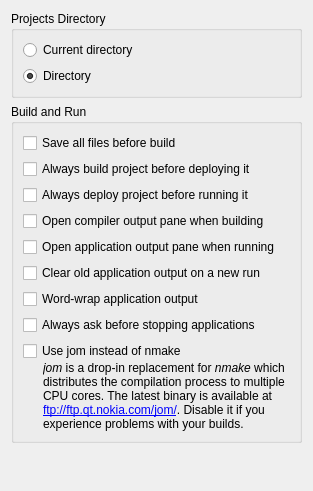
Qt form src/plugins/projectexplorer/projectexplorersettingspage.ui (qt-creator/qt-creator) before a commit.
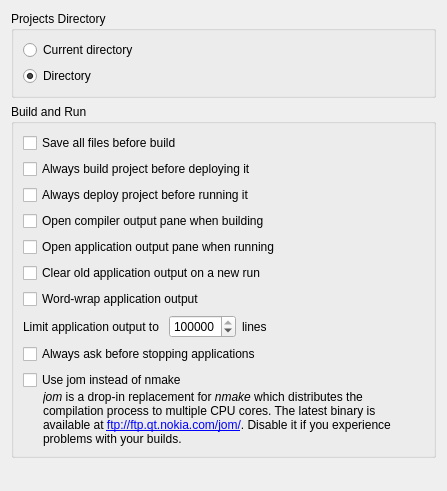
The same form after that commit. Custom widgets are drawn as their Qt base class.

Commit message:
Make the buffer size for the Application Output window configurable
Task-number: QTCREATORBUG-4531

What changed in the file:
```diff
--- a/src/plugins/projectexplorer/projectexplorersettingspage.ui
+++ b/src/plugins/projectexplorer/projectexplorersettingspage.ui
@@ -6,7 +6,7 @@
    <rect>
     <x>0</x>
     <y>0</y>
-    <width>313</width>
+    <width>447</width>
     <height>491</height>
    </rect>
   </property>
@@ -104,6 +104,58 @@
         </property>
        </widget>
       </item>
+      <item>
+       <widget class="QWidget" name="widget" native="true">
+        <layout class="QHBoxLayout" name="horizontalLayout">
+         <property name="margin">
+          <number>0</number>
+         </property>
+         <item>
+          <widget class="QLabel" name="label">
+           <property name="text">
+            <string>Limit application output to </string>
+           </property>
+          </widget>
+         </item>
+         <item>
+          <widget class="QSpinBox" name="maxAppOutputBox">
+           <property name="minimum">
+            <number>500</number>
+           </property>
+           <property name="maximum">
+            <number>1000000</number>
+           </property>
+           <property name="singleStep">
+            <number>500</number>
+           </property>
+           <property name="value">
+            <number>100000</number>
+           </property>
+          </widget>
+         </item>
+         <item>
+          <widget class="QLabel" name="label_2">
+           <property name="text">
+            <string>lines</string>
+           </property>
+          </widget>
+         </item>
+         <item>
+          <spacer name="horizontalSpacer">
+           <property name="orientation">
+            <enum>Qt::Horizontal</enum>
+           </property>
+           <property name="sizeHint" stdset="0">
+            <size>
+             <width>40</width>
+             <height>20</height>
+            </size>
+           </property>
+          </spacer>
+         </item>
+        </layout>
+       </widget>
+      </item>
       <item>
        <widget class="QCheckBox" name="promptToStopRunControlCheckBox">
         <property name="toolTip">
```
Left out of the diff: 6 changed lines with no effect on the pictures. The commit also changes 8 other files.
